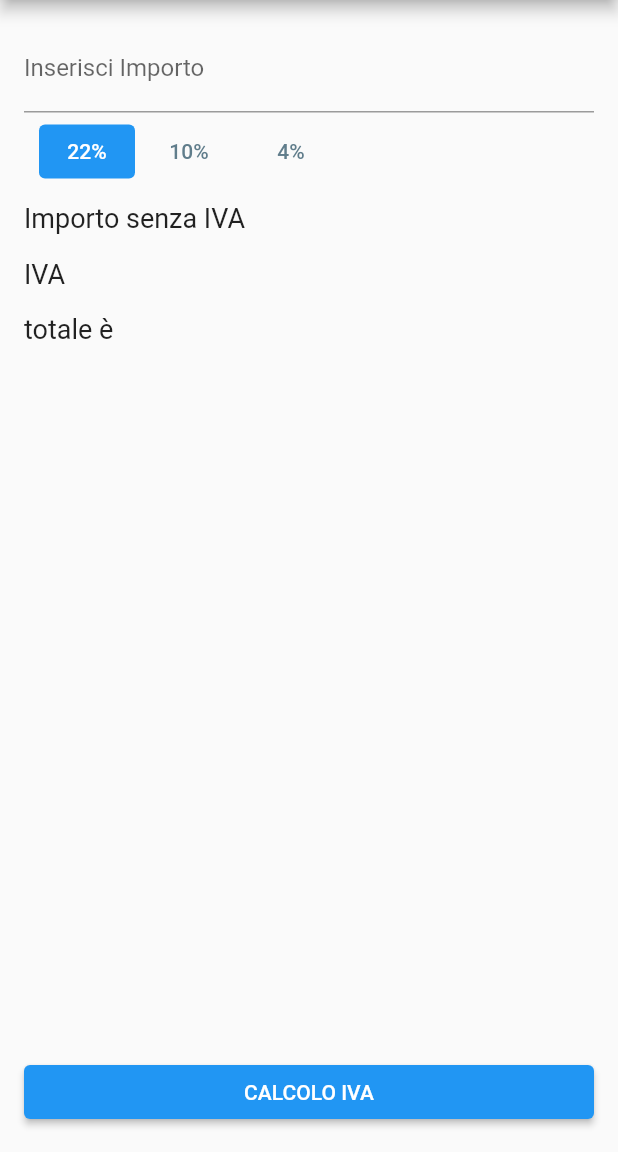
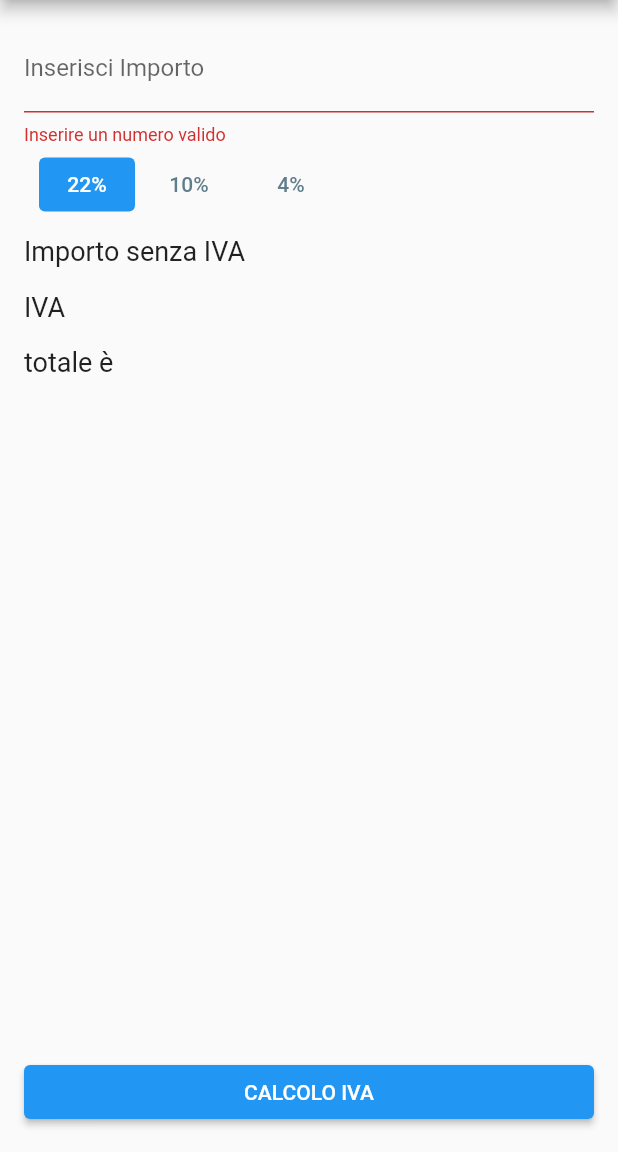
Before and after one commit to fioriofederico/TaxesCalculator, a Flutter app: the screen it shows after launch, on a phone screen of 412 x 824 dp, the part 84-1236 px from its top. Run offline on Flutter 3.47's test engine with Material 2 defaults, Android fonts, the phone set to English and light mode, and no system bars; missing offline and left inert: dart:ffi; Roboto replaces fonts that are missing (Futura).

Commit message:
Modifiche Amine

```diff
--- a/lib/main.dart
+++ b/lib/main.dart
@@ -4,6 +4,8 @@ import 'dart:ffi';
 import 'package:flutter/material.dart';
 import 'package:flutter/rendering.dart';
 import 'package:my_app/widget_button.dart';
+
+
 enum TaxRate { tax22, tax10, tax4 }
 
 
@@ -62,9 +64,10 @@ class _MyAppState extends  State<MyApp>{
                 },
 
                   keyboardType: TextInputType.number,
-                  decoration: const InputDecoration(
+                  decoration: InputDecoration(
                     border: UnderlineInputBorder(),
                     labelText: 'Inserisci Importo',
+                    errorText: 'Inserire un numero valido',
                   ),
                 ),
                 Row(
--- a/lib/widget_button.dart
+++ b/lib/widget_button.dart
@@ -1,17 +1,22 @@
 import 'package:flutter/material.dart';
 
 class ButtonActive extends StatelessWidget{
+
+  static const String LuxuryTax = "22%";
+  static const String FoodTax = "10%";
+  static const String AgriTax = "4%";
+
   String rate;
-  bool state;
+  bool enable;
   Function()? onButtonPressed;
-  ButtonActive(this.rate, this.onButtonPressed, this.state);
+  ButtonActive(this.rate, this.onButtonPressed, this.enable);
   @override
   Widget build(BuildContext context) {
     return TextButton(
       onPressed: onButtonPressed,
       child: Text(rate,
-          style: TextStyle(color: state? Colors.white: Colors.blueGrey)),
-      style: state ? TextButton.styleFrom(backgroundColor: Colors.blue) : TextButton.styleFrom(backgroundColor: null),
+          style: TextStyle(color: enable? Colors.white: Colors.blueGrey)),
+      style: enable ? TextButton.styleFrom(backgroundColor: Colors.blue) : TextButton.styleFrom(backgroundColor: null),
     );
   }
 }
```
